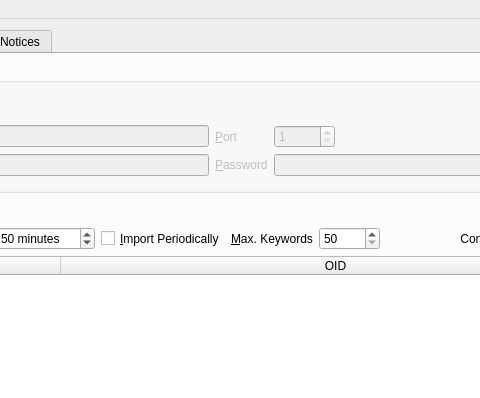
Qt form branches/trunk/GoldBug-UI/spot-on-rss.ui (textbrowser/spot-on) before a commit; both pictures show x 210 to 690 and y 0 to 398 of the 841 by 600 pixel window.
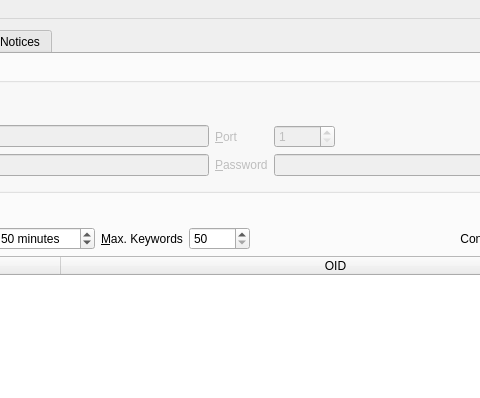
The same form after that commit. Icons and pictures are not drawn. Custom widgets are drawn as their Qt base class.

```diff
--- a/branches/trunk/GoldBug-UI/spot-on-rss.ui
+++ b/branches/trunk/GoldBug-UI/spot-on-rss.ui
@@ -277,28 +277,6 @@
             </property>
            </widget>
           </item>
-          <item>
-           <widget class="QCheckBox" name="import_periodically">
-            <property name="sizePolicy">
-             <sizepolicy hsizetype="Minimum" vsizetype="Preferred">
-              <horstretch>0</horstretch>
-              <verstretch>0</verstretch>
-             </sizepolicy>
-            </property>
-            <property name="toolTip">
-             <string>Periodic importing may impede the application.</string>
-            </property>
-            <property name="text">
-             <string>&amp;Import Periodically</string>
-            </property>
-            <property name="checkable">
-             <bool>true</bool>
-            </property>
-            <property name="checked">
-             <bool>false</bool>
-            </property>
-           </widget>
-          </item>
           <item>
            <widget class="QLabel" name="label_6">
             <property name="text">
```
Left out of the diff: 1 changed line with no effect on the pictures.
